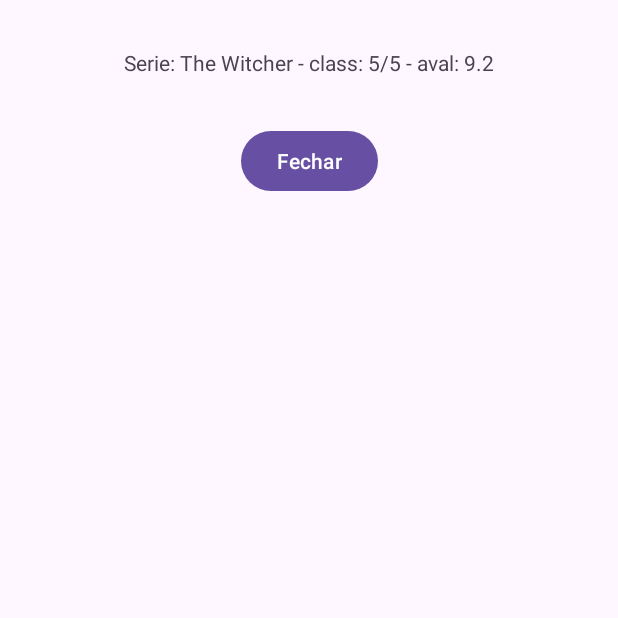
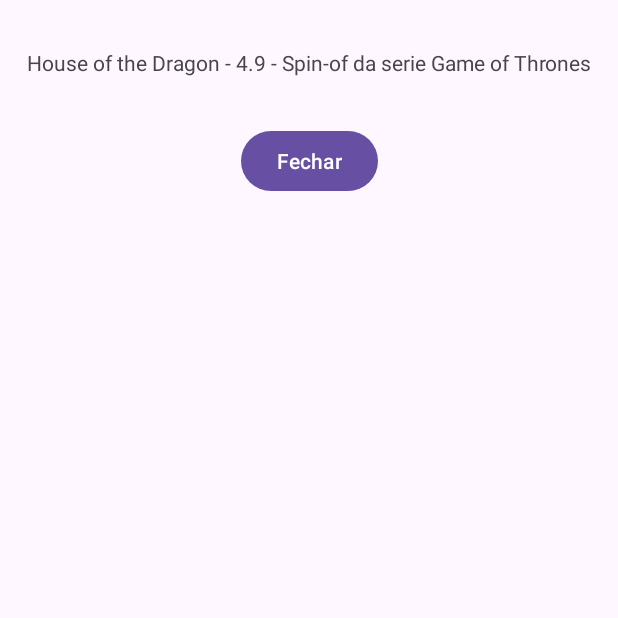
Before and after one commit to Esdraz/AulaActivity, an Android app: the screen it shows after launch (DetalhesActivity), after a tap on "Abrir Nova Tela", on a phone screen of 412 x 824 dp, the top half of it. Run offline under Robolectric (Android 15) with nearby library versions, the phone set to English and light mode, and no system bars.

Commit message:
add aula passando objetos entre activities

```diff
--- a/app/build.gradle.kts
+++ b/app/build.gradle.kts
@@ -1,6 +1,7 @@
 plugins {
     alias(libs.plugins.android.application)
     alias(libs.plugins.jetbrains.kotlin.android)
+    id("kotlin-parcelize")
 }
 
 android {
--- a/app/src/main/java/com/esdraz/aulaactivityfragment/DetalhesActivity.kt
+++ b/app/src/main/java/com/esdraz/aulaactivityfragment/DetalhesActivity.kt
@@ -1,5 +1,6 @@
 package com.esdraz.aulaactivityfragment
 
+import android.os.Build
 import android.os.Bundle
 import android.widget.Button
 import android.widget.TextView
@@ -29,13 +30,22 @@ class DetalhesActivity : AppCompatActivity() {
         //bundle tem todos os parametros passados
         val bundle = intent.extras
         if (bundle != null) {
-            val serie = bundle.getString("serie")
-            val classificacao = bundle.getInt("classificacao")
-            val avaliacao = bundle.getDouble("avaliacao")
+//            val serie = bundle.getString("serie")
+//            val classificacao = bundle.getInt("classificacao")
+//            val avaliacao = bundle.getDouble("avaliacao")
+//
+//            val resultado = "Serie: $serie - class: $classificacao/5 - aval: $avaliacao"
 
-            val resultado = "Serie: $serie - class: $classificacao/5 - aval: $avaliacao"
+            val serie = if (Build.VERSION.SDK_INT >= Build.VERSION_CODES.TIRAMISU) {
+//                bundle.getSerializable("tv-show", Serie::class.java)
+                bundle.getParcelable("tv-show", Serie::class.java)
+            } else {
+//                bundle.getSerializable("tv-show") as Serie //forma antiga
+                bundle.getParcelable("tv-show")
+            }
 
-            textSerie.text = resultado
+//            textSerie.text = resultado
+            textSerie.text = "${serie?.nome} - ${serie?.avaliacoes} - ${serie?.descricao}"
         }
         btnFechar.setOnClickListener {
             finish()
--- a/app/src/main/java/com/esdraz/aulaactivityfragment/MainActivity.kt
+++ b/app/src/main/java/com/esdraz/aulaactivityfragment/MainActivity.kt
@@ -30,9 +30,19 @@ class MainActivity : AppCompatActivity() {
             val intent = Intent(this, DetalhesActivity::class.java)
 
             //passar parametros para nova tela
-            intent.putExtra("serie", "The Witcher")
-            intent.putExtra("classificacao", 5)
-            intent.putExtra("avaliacao", 9.2)
+//            intent.putExtra("serie", "The Witcher")
+//            intent.putExtra("classificacao", 5)
+//            intent.putExtra("avaliacao", 9.2)
+
+            val serie = Serie(
+                "House of the Dragon",
+                "Spin-of da serie Game of Thrones",
+                4.9,
+                "Karen Wacker",
+                "HBO"
+            )
+
+            intent.putExtra("tv-show", serie)
 
             startActivity(intent)
         }
--- /dev/null
+++ b/app/src/main/java/com/esdraz/aulaactivityfragment/Serie.kt
@@ -0,0 +1,23 @@
+package com.esdraz.aulaactivityfragment
+
+import android.os.Parcelable
+import kotlinx.parcelize.Parcelize
+import java.io.Serializable
+
+//utilizando o plugin parcelizeble
+@Parcelize
+data class Serie(
+    val nome: String,
+    val descricao: String,
+    val avaliacoes: Double,
+    val diretor: String,
+    val distribuidor: String
+) : Parcelable
+
+//data class Serie(
+//    val nome: String,
+//    val descricao: String,
+//    val avaliacoes: Double,
+//    val diretor: String,
+//    val distribuidor: String
+//) : Serializable
```
